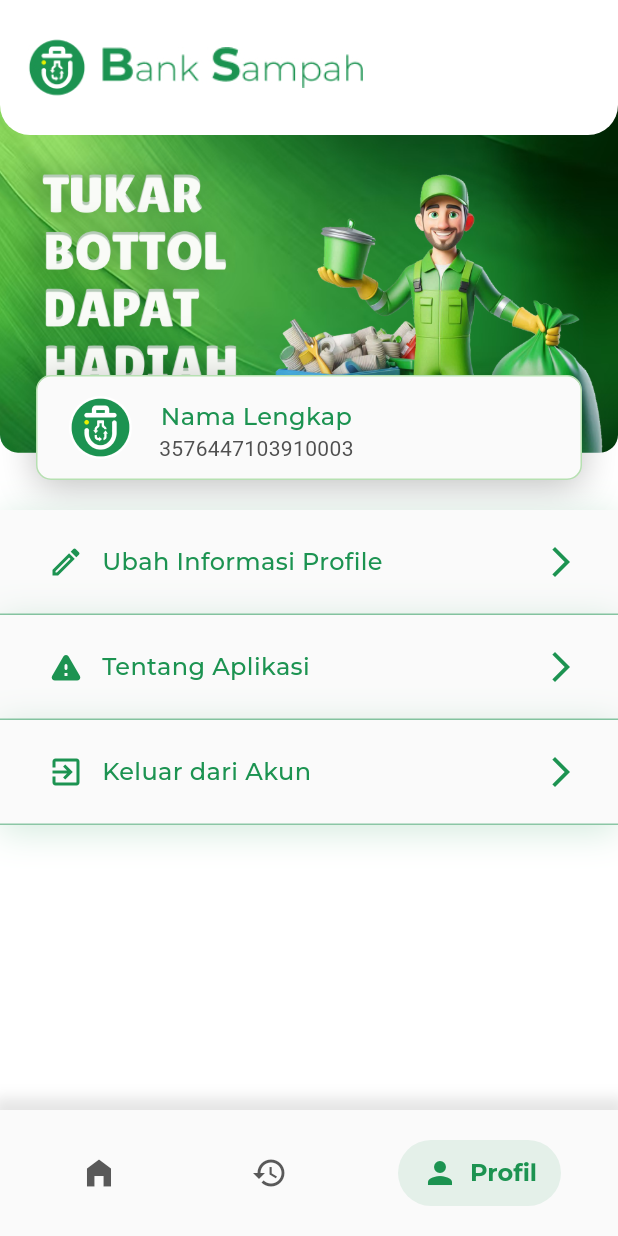
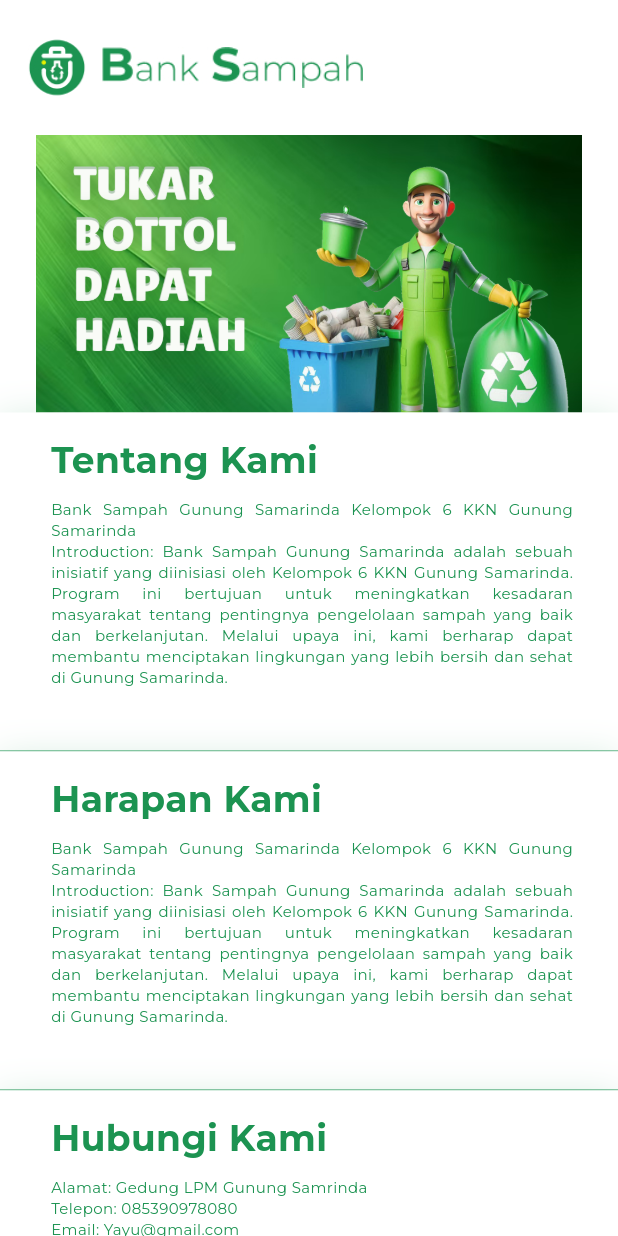
Before and after one commit to WiraRespati/bank_sampah, a Flutter app: the screen it shows after launch, item 3 of the bottom bar chosen, after a tap on "Tentang Aplikasi", on a phone screen of 412 x 824 dp. Run offline on Flutter 3.47's test engine with Material 3 defaults, Android fonts, the phone set to English and light mode, and no system bars; drawn by our look-alikes of salomon_bottom_bar; our stand-ins replace auto_size_text, firebase_core, get, google_fonts; accounts and stored records are empty.

Commit message:
Slicing Edit Profile and About Us

```diff
--- a/lib/main.dart
+++ b/lib/main.dart
@@ -1,8 +1,6 @@
 import 'package:bank_sampah/firebase_options.dart';
 import 'package:bank_sampah/utils/color_constant.dart';
 import 'package:bank_sampah/view/user/bottom_navbar/bottom_navbar.dart';
-import 'package:bank_sampah/view/user/home/home_page.dart';
-import 'package:bank_sampah/view/user/onboarding/onboarding_page.dart';
 import 'package:firebase_core/firebase_core.dart';
 import 'package:flutter/material.dart';
 import 'package:get/get_navigation/src/root/get_material_app.dart';
--- /dev/null
+++ b/lib/view/user/profile/about/about_profile_page.dart
@@ -0,0 +1,64 @@
+import 'package:bank_sampah/utils/color_constant.dart';
+import 'package:bank_sampah/view/user/bottom_navbar/bottom_navbar.dart';
+import 'package:bank_sampah/view/user/profile/about/banner_about_widget.dart';
+import 'package:bank_sampah/view/user/profile/about/item_about_widget.dart';
+import 'package:bank_sampah/view/widget/button_widget.dart';
+import 'package:flutter/material.dart';
+import 'package:get/get.dart';
+
+class AboutProfilePage extends StatelessWidget {
+  const AboutProfilePage({super.key});
+
+  @override
+  Widget build(BuildContext context) {
+    return Scaffold(
+      backgroundColor: ColorCollection.white,
+      body: SingleChildScrollView(
+        child: Column(
+          children: [
+            const BannerAboutWidget(),
+            const ItemAboutWidget(
+              title: 'Tentang Kami',
+              description: """
+Bank Sampah Gunung Samarinda Kelompok 6 KKN Gunung Samarinda
+Introduction: Bank Sampah Gunung Samarinda adalah sebuah inisiatif yang diinisiasi oleh Kelompok 6 KKN Gunung Samarinda. Program ini bertujuan untuk meningkatkan kesadaran masyarakat tentang pentingnya pengelolaan sampah yang baik dan berkelanjutan. Melalui upaya ini, kami berharap dapat membantu menciptakan lingkungan yang lebih bersih dan sehat di Gunung Samarinda.
+""",
+            ),
+            const ItemAboutWidget(
+              title: 'Harapan Kami',
+              description: """
+Bank Sampah Gunung Samarinda Kelompok 6 KKN Gunung Samarinda
+Introduction: Bank Sampah Gunung Samarinda adalah sebuah inisiatif yang diinisiasi oleh Kelompok 6 KKN Gunung Samarinda. Program ini bertujuan untuk meningkatkan kesadaran masyarakat tentang pentingnya pengelolaan sampah yang baik dan berkelanjutan. Melalui upaya ini, kami berharap dapat membantu menciptakan lingkungan yang lebih bersih dan sehat di Gunung Samarinda.
+""",
+            ),
+            const ItemAboutWidget(
+              title: 'Hubungi Kami',
+              description: """
+Alamat: Gedung LPM Gunung Samrinda
+Telepon: 085390978080
+Email: Yayu@gmail.com
+Media Sosial: BankSampahGunungSamarinda
+
+Mari bergabung dengan kami dan jadilah bagian dari perubahan menuju Gunung Samarinda yang lebih bersih dan hijau!
+""",
+            ),
+            Padding(
+              padding: const EdgeInsets.symmetric(horizontal: 16, vertical: 16),
+              child: SizedBox(
+                width: double.infinity,
+                height: 48,
+                child: ButtonWidget(
+                  onPressed: () async {
+                    Get.to(BottomNavbar());
+                  },
+                  text: 'Tutup',
+                  textColor: ColorNeutral.neutral100,
+                ),
+              ),
+            )
+          ],
+        ),
+      ),
+    );
+  }
+}
--- /dev/null
+++ b/lib/view/user/profile/about/banner_about_widget.dart
@@ -0,0 +1,66 @@
+import 'package:bank_sampah/utils/color_constant.dart';
+import 'package:flutter/material.dart';
+
+class BannerAboutWidget extends StatelessWidget {
+  const BannerAboutWidget({super.key});
+
+  @override
+  Widget build(BuildContext context) {
+    return SizedBox(
+      height: 275,
+      width: double.infinity,
+      child: Stack(
+        children: [
+          Padding(
+            padding: const EdgeInsets.only(top: 70),
+            child: ClipRRect(
+              borderRadius: const BorderRadius.only(
+                bottomLeft: Radius.circular(12),
+                bottomRight: Radius.circular(12),
+              ),
+              child: Image.asset(
+                'assets/images/banner_home.png',
+                width: double.infinity,
+              ),
+            ),
+          ),
+          Container(
+            height: 90,
+            width: double.infinity,
+            decoration: BoxDecoration(
+              color: ColorCollection.white,
+              borderRadius: const BorderRadius.only(
+                bottomLeft: Radius.circular(20),
+                bottomRight: Radius.circular(20),
+              ),
+            ),
+            child: Row(
+              children: [
+                Row(
+                  children: [
+                    const SizedBox(
+                      width: 18,
+                    ),
+                    Image.asset(
+                      'assets/images/logobanksampah.jpg',
+                      height: 40,
+                      width: 40,
+                    ),
+                    const SizedBox(
+                      width: 10,
+                    ),
+                    Image.asset(
+                      'assets/images/banksampah_title.jpg',
+                      height: 37,
+                      width: 174,
+                    ),
+                  ],
+                ),
+              ],
+            ),
+          ),
+        ],
+      ),
+    );
+  }
+}
--- /dev/null
+++ b/lib/view/user/profile/about/item_about_widget.dart
@@ -0,0 +1,66 @@
+import 'package:bank_sampah/utils/color_constant.dart';
+import 'package:bank_sampah/utils/text_style_constant.dart';
+import 'package:flutter/cupertino.dart';
+
+class ItemAboutWidget extends StatelessWidget {
+  const ItemAboutWidget({super.key, required this.title, required this.description});
+
+  final String title;
+  final String description;
+
+  @override
+  Widget build(BuildContext context) {
+    return Container(
+      decoration: BoxDecoration(
+        color: ColorCollection.white,
+        border: Border(
+          bottom: BorderSide(
+            color: const Color(0xFF1C9351)
+                .withOpacity(0.5),
+            width: 1,
+          ),
+        ),
+        boxShadow: [
+          BoxShadow(
+            color: const Color(0xFF1C9351).withOpacity(0.2),
+            offset: const Offset(0, 4),
+            blurRadius: 20,
+            spreadRadius: 0,
+          ),
+        ],
+      ),
+      height: 226,
+      width: double.infinity,
+      child: Padding(
+        padding: const EdgeInsets.only(left: 34, top: 14, right: 30),
+        child: Column(
+          mainAxisAlignment: MainAxisAlignment.start,
+          children: [
+            Row(
+              children: [
+                Text(
+                  title,
+                  style: TextStyleCollection.captionBold.copyWith(
+                    fontSize: 24,
+                    color: ColorPrimary.primary100,
+                  ),
+                ),
+              ],
+            ),
+            const SizedBox(
+              height: 9,
+            ),
+            Text(
+              description,
+              style: TextStyleCollection.caption.copyWith(
+                fontSize: 10,
+                color: ColorPrimary.primary100,
+              ),
+              textAlign: TextAlign.justify,
+            ),
+          ],
+        ),
+      ),
+    );
+  }
+}
```
Also changed, not shown: lib/controller/user/edit_profile_controller.dart (added, +59 -0 lines), lib/view/user/profile/edit_profile/edit_profil_radio_button.dart (added, +51 -0 lines), lib/view/user/profile/edit_profile/edit_profile_form_widget.dart (added, +66 -0 lines), lib/view/user/profile/edit_profile/edit_profile_page.dart (added, +71 -0 lines), lib/view/user/profile/profile_page.dart (+10 -3 lines).
